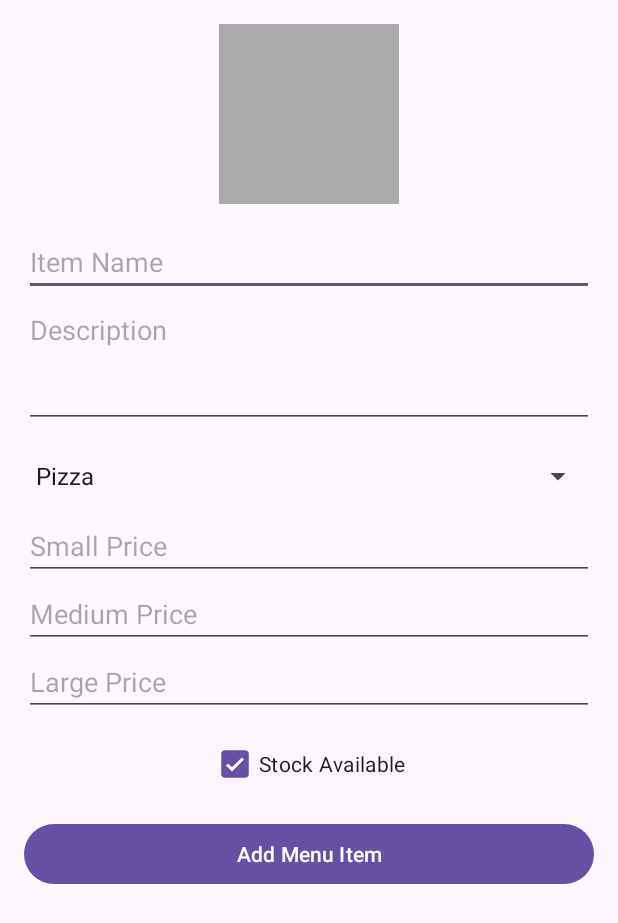
After one commit to MobileApplicationDevelopmentCW/CW1, an Android app: the AddItemActivity screen opened directly, with no data from a screen before it, on a phone screen of 412 x 824 dp. The commit adds this screen. Shown: the top 923 px of the screen. Run offline under Robolectric (Android 15) with nearby library versions, the phone set to English and light mode, and no system bars; 2 statements that could not run were skipped.

Commit message:
Add menu Item Admin

```diff
--- a/app/src/main/AndroidManifest.xml
+++ b/app/src/main/AndroidManifest.xml
@@ -42,6 +42,7 @@
             android:name=".LoginScreen"
             android:exported="false" />
         <activity android:name=".AdminActivity" android:exported="false" />
+        <activity android:name=".AddItemActivity" android:exported="false"/>
     </application>
 
 </manifest>
--- /dev/null
+++ b/app/src/main/java/my/foodon/pizzamania/AddItemActivity.java
@@ -0,0 +1,91 @@
+package my.foodon.pizzamania;
+
+import android.content.Intent;
+import android.net.Uri;
+import android.os.Bundle;
+    import android.widget.ArrayAdapter;
+    import android.widget.Button;
+    import android.widget.CheckBox;
+import android.widget.EditText;
+import android.widget.ImageView;
+import android.widget.Spinner;
+import android.widget.Toast;
+
+import androidx.activity.result.ActivityResultLauncher;
+import androidx.activity.result.contract.ActivityResultContracts;
+import androidx.appcompat.app.AppCompatActivity;
+
+public class AddItemActivity extends AppCompatActivity {
+
+    private ImageView imagePreview;
+    private EditText etName, etDescription, etSmallPrice, etMediumPrice, etLargePrice;
+    private Spinner spinnerCategory;
+    private CheckBox cbInStock;
+    private Button btnAddItem;
+
+    private Uri selectedImageUri; // store selected image
+
+    // Register an ActivityResultLauncher for selecting an image
+    private final ActivityResultLauncher<String> pickImageLauncher =
+            registerForActivityResult(new ActivityResultContracts.GetContent(), uri -> {
+                if (uri != null) {
+                    selectedImageUri = uri;
+                    imagePreview.setImageURI(uri); // Display image in ImageView
+                }
+            });
+
+    @Override
+    protected void onCreate(Bundle savedInstanceState) {
+        super.onCreate(savedInstanceState);
+        setContentView(R.layout.add_menu_item);
+
+        imagePreview = findViewById(R.id.imagePreview);
+        etName = findViewById(R.id.etName);
+        etDescription = findViewById(R.id.etDescription);
+        etSmallPrice = findViewById(R.id.etSmallPrice);
+        etMediumPrice = findViewById(R.id.etMediumPrice);
+        etLargePrice = findViewById(R.id.etLargePrice);
+        spinnerCategory = findViewById(R.id.spinnerCategory);
+        cbInStock = findViewById(R.id.cbInStock);
+        btnAddItem = findViewById(R.id.btnAddItem);
+
+        // Setup Spinner with dummy data
+        String[] categories = {"Pizza", "Burger", "Drinks", "Dessert"};
+        ArrayAdapter<String> adapter = new ArrayAdapter<>(this,
+                android.R.layout.simple_spinner_dropdown_item, categories);
+        spinnerCategory.setAdapter(adapter);
+
+        // When ImageView is clicked, open gallery picker
+        imagePreview.setOnClickListener(v -> pickImageLauncher.launch("image/*"));
+
+        btnAddItem.setOnClickListener(v -> handleAddItem());
+    }
+
+    private void handleAddItem() {
+        String name = etName.getText().toString().trim();
+        String description = etDescription.getText().toString().trim();
+        String smallPrice = etSmallPrice.getText().toString().trim();
+        String mediumPrice = etMediumPrice.getText().toString().trim();
+        String largePrice = etLargePrice.getText().toString().trim();
+        String category = spinnerCategory.getSelectedItem().toString();
+        boolean inStock = cbInStock.isChecked();
+
+        if (name.isEmpty() || description.isEmpty()) {
+            Toast.makeText(this, "Please fill in all required fields", Toast.LENGTH_SHORT).show();
+            return;
+        }
+
+        // Show preview of collected data
+        Toast.makeText(this,
+                "Item Added: " + name +
+                        "\nCategory: " + category +
+                        "\nSmall: " + smallPrice +
+                        "\nMedium: " + mediumPrice +
+                        "\nLarge: " + largePrice +
+                        "\nIn Stock: " + (inStock ? "Yes" : "No") +
+                        (selectedImageUri != null ? "\nImage Selected ✅" : "\nNo Image Selected"),
+                Toast.LENGTH_LONG).show();
+
+        // TODO: Send this data and selectedImageUri to backend or database
+    }
+}
--- a/app/src/main/java/my/foodon/pizzamania/adfragments/MenuManageFragment.java
+++ b/app/src/main/java/my/foodon/pizzamania/adfragments/MenuManageFragment.java
@@ -1,21 +1,43 @@
 package my.foodon.pizzamania.adfragments;
 
+import android.content.Intent;
 import android.os.Bundle;
 import android.view.LayoutInflater;
 import android.view.View;
 import android.view.ViewGroup;
+import android.widget.Button;
 
+import androidx.annotation.NonNull;
+import androidx.annotation.Nullable;
 import androidx.fragment.app.Fragment;
 
 import my.foodon.pizzamania.R;
+import my.foodon.pizzamania.AddItemActivity; // <-- Import your AddItemActivity
 
 public class MenuManageFragment extends Fragment {
 
-    public MenuManageFragment() {}
+    public MenuManageFragment() {
+        // Required empty public constructor
+    }
 
     @Override
     public View onCreateView(LayoutInflater inflater, ViewGroup container,
                              Bundle savedInstanceState) {
+        // Inflate the fragment layout
         return inflater.inflate(R.layout.fragment_menu_manage, container, false);
     }
+
+    @Override
+    public void onViewCreated(@NonNull View view, @Nullable Bundle savedInstanceState) {
+        super.onViewCreated(view, savedInstanceState);
+
+        // Find the button from the layout
+        Button btnOpenAddItem = view.findViewById(R.id.btnOpenAddItem);
+
+        // Set a click listener to open AddItemActivity
+        btnOpenAddItem.setOnClickListener(v -> {
+            Intent intent = new Intent(requireContext(), AddItemActivity.class);
+            startActivity(intent);
+        });
+    }
 }
--- /dev/null
+++ b/app/src/main/res/layout/add_menu_item.xml
@@ -0,0 +1,87 @@
+<?xml version="1.0" encoding="utf-8"?>
+<ScrollView xmlns:android="http://schemas.android.com/apk/res/android"
+    android:layout_width="match_parent"
+    android:layout_height="match_parent"
+    android:padding="16dp">
+
+    <LinearLayout
+        android:orientation="vertical"
+        android:layout_width="match_parent"
+        android:layout_height="wrap_content"
+        android:gravity="center_horizontal"
+        android:spacing="8dp">
+
+        <!-- Image Picker -->
+        <ImageView
+            android:layout_width="120dp"
+            android:layout_height="120dp"
+            android:scaleType="centerCrop"
+            android:background="@android:color/darker_gray"
+            android:contentDescription="Item Image"
+            android:layout_marginBottom="16dp"/>
+
+        <!-- Name Field -->
+        <EditText
+            android:id="@+id/etName"
+            android:layout_width="match_parent"
+            android:layout_height="wrap_content"
+            android:hint="Item Name"
+            android:inputType="textCapWords"/>
+
+        <!-- Description Field -->
+        <EditText
+            android:id="@+id/etDescription"
+            android:layout_width="match_parent"
+            android:layout_height="wrap_content"
+            android:hint="Description"
+            android:inputType="textMultiLine"
+            android:lines="3"
+            android:gravity="top"/>
+
+        <!-- Category Dropdown -->
+        <Spinner
+            android:id="@+id/spinnerCategory"
+            android:layout_width="match_parent"
+            android:layout_height="wrap_content"
+            android:layout_marginTop="8dp"/>
+
+        <!-- Price Fields -->
+        <EditText
+            android:id="@+id/etSmallPrice"
+            android:layout_width="match_parent"
+            android:layout_height="wrap_content"
+            android:hint="Small Price"
+            android:inputType="numberDecimal"/>
+
+        <EditText
+            android:id="@+id/etMediumPrice"
+            android:layout_width="match_parent"
+            android:layout_height="wrap_content"
+            android:hint="Medium Price"
+            android:inputType="numberDecimal"/>
+
+        <EditText
+            android:id="@+id/etLargePrice"
+            android:layout_width="match_parent"
+            android:layout_height="wrap_content"
+            android:hint="Large Price"
+            android:inputType="numberDecimal"/>
+
+        <!-- Stock Checkbox -->
+        <CheckBox
+            android:id="@+id/cbInStock"
+            android:layout_width="wrap_content"
+            android:layout_height="wrap_content"
+            android:text="Stock Available"
+            android:checked="true"
+            android:layout_marginTop="8dp"/>
+
+        <!-- Add Button -->
+        <Button
+            android:id="@+id/btnAddItem"
+            android:layout_width="match_parent"
+            android:layout_height="wrap_content"
+            android:text="Add Menu Item"
+            android:layout_marginTop="12dp"/>
+    </LinearLayout>
+</ScrollView>
--- a/app/src/main/res/layout/fragment_menu_manage.xml
+++ b/app/src/main/res/layout/fragment_menu_manage.xml
@@ -12,4 +12,13 @@
         android:textStyle="bold"
         android:layout_width="wrap_content"
         android:layout_height="wrap_content"/>
+
+
+    <Button
+        android:id="@+id/btnOpenAddItem"
+        android:layout_width="181dp"
+        android:layout_height="wrap_content"
+        android:text="Add Menu Item" />
+
+
 </LinearLayout>
```
